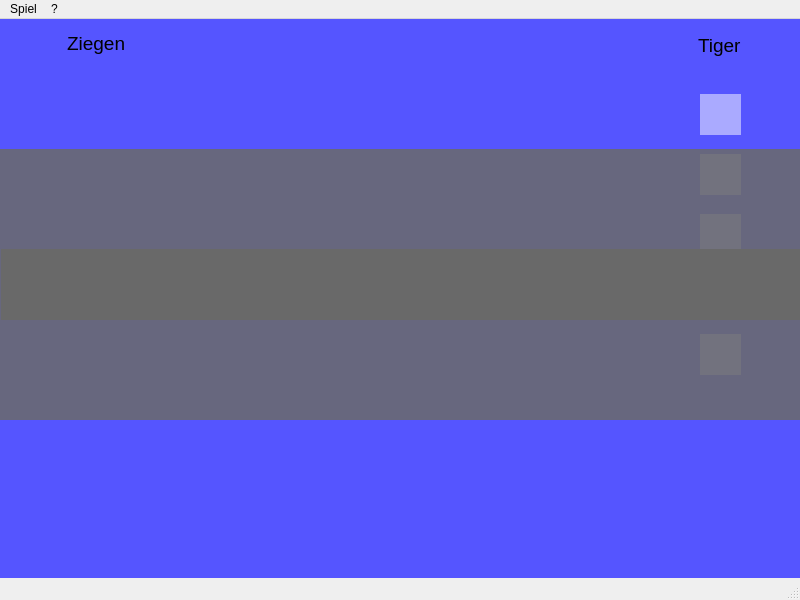
First picture: the form in BaghChal/BaghChal/BaghChal.ui, repository kaushaldeo/bagh-chal, before the edit.
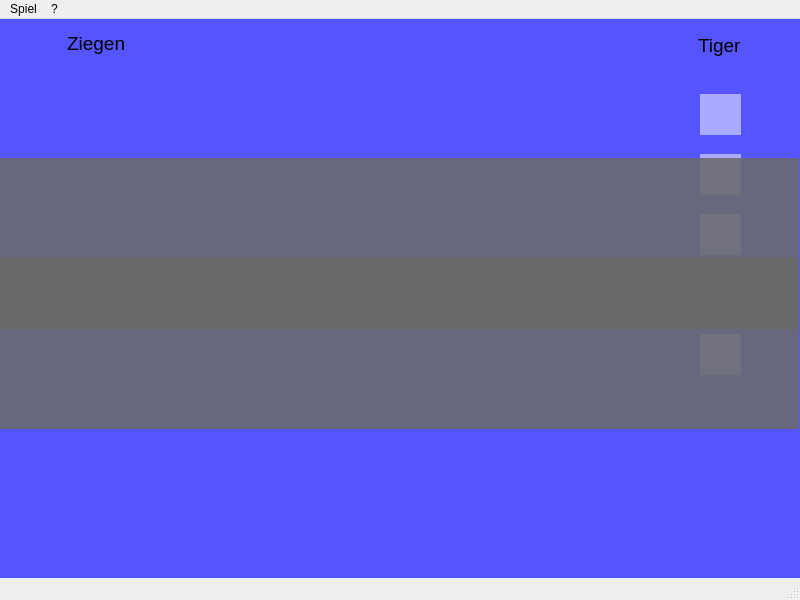
Second picture: the form after the edit. Icons and pictures are not drawn. Custom widgets are drawn as their Qt base class.

Commit message: Turn Message Zugriffsschutz hinzugefügt.

Diff of the .ui file:
```diff
--- a/BaghChal/BaghChal/BaghChal.ui
+++ b/BaghChal/BaghChal/BaghChal.ui
@@ -1434,19 +1434,28 @@
     </widget>
    </widget>
    <widget class="QWidget" name="turnNotification" native="true">
+    <property name="geometry">
+     <rect>
+      <x>-1</x>
+      <y>-1</y>
+      <width>801</width>
+      <height>561</height>
+     </rect>
+    </property>
+    <widget class="QWidget" name="turnMsgBox" native="true">
     <property name="enabled">
      <bool>true</bool>
     </property>
     <property name="geometry">
      <rect>
       <x>0</x>
-      <y>130</y>
+       <y>140</y>
       <width>800</width>
       <height>271</height>
      </rect>
     </property>
     <property name="styleSheet">
-     <string notr="true">#turnNotification {
+      <string notr="true">#turnMsgBox {
 	background-color: rgb(105, 105, 105, 220);
 }</string>
     </property>
@@ -1479,6 +1488,7 @@
      <property name="wordWrap">
       <bool>false</bool>
      </property>
+     </widget>
     </widget>
    </widget>
   </widget>
```
Lines whose indentation alone changed are shown as unchanged.
